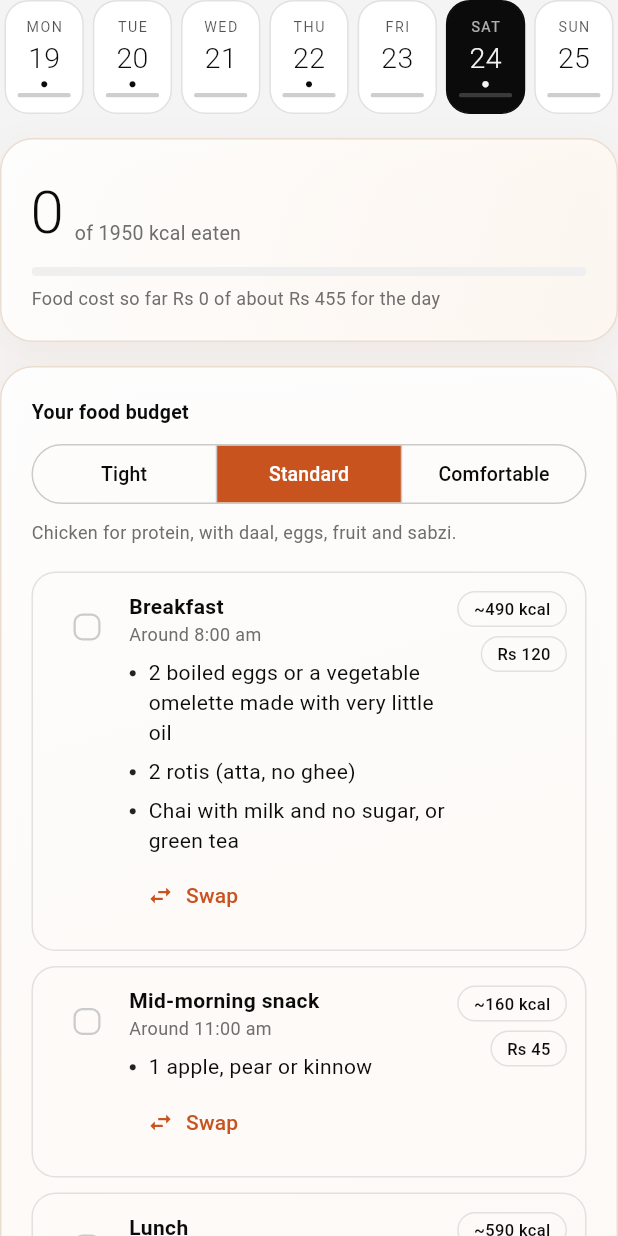
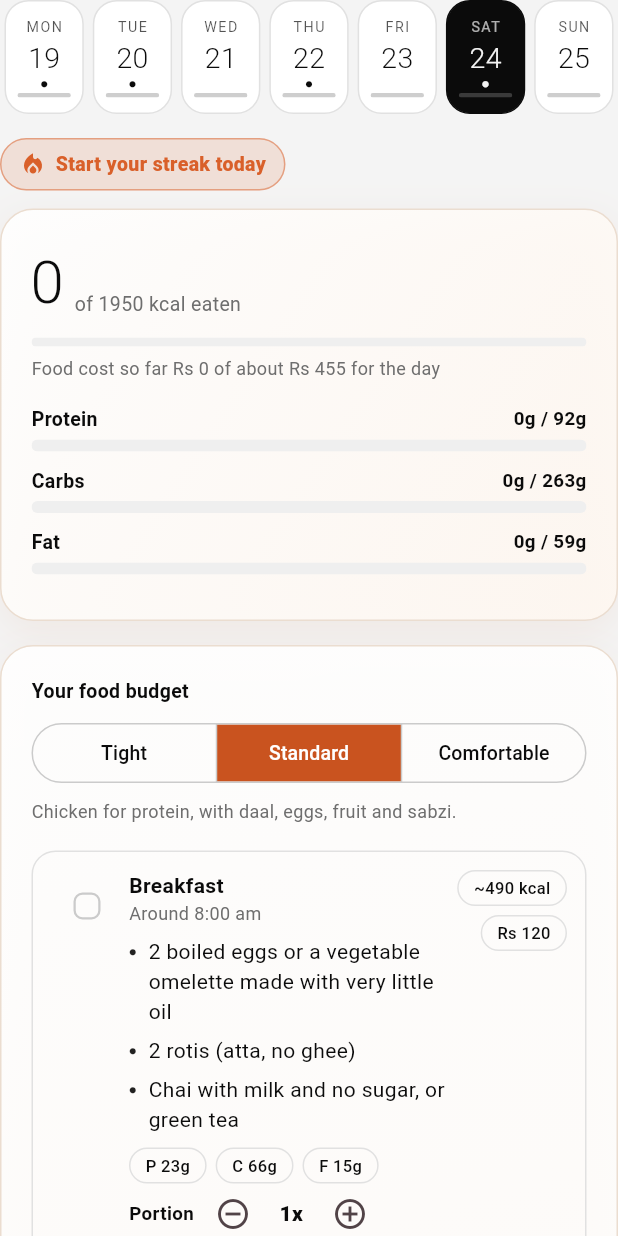
Before and after one commit to usamatech1/pureburn, a Flutter app: the DdietPage widget shown alone on an empty page, opened directly, on a phone screen of 412 x 824 dp. Run offline on Flutter 3.47's test engine with Material 3 defaults, Android fonts, the phone set to English and light mode, and no system bars; our stand-ins replace flutter_local_notifications, google_sign_in, local_auth, pedometer, permission_handler, share_plus and 2 more; missing offline and left inert: dart:html, health; accounts and stored records are empty.

Commit message:
Daily diet: macro meters, per-meal macro tags, portion stepper, water bottle with quick log, quick add, streak, day wrap-up, WhatsApp grocery share
Co-Authored-By: Claude Sonnet 5.5 <noreply@anthropic.com>
Claude-Session: https://claude.ai/code/session_01UnSAGRW2TjAb1brdbYaeEo

```diff
--- /dev/null
+++ b/lib/diet_extras.dart
@@ -0,0 +1,240 @@
+// Daily diet extras: macro meters, portion stepper, water bottle, quick add, day wrap-up.
+import 'dart:math' as math;
+import 'package:flutter/material.dart' hide Text;
+import 'package:url_launcher/url_launcher.dart';
+import 'package:flutter/services.dart';
+import 'dietfit.dart' show findFood;
+import 'foods.dart';
+import 'i18n.dart';
+import 'logic.dart';
+import 'main.dart' show app;
+import 'state.dart';
+import 'ui.dart';
+
+/// Opens WhatsApp with the text ready to send. Falls back to copying it.
+Future<void> shareWhatsApp(BuildContext context, String text) async {
+  var ok = false;
+  try {
+    ok = await launchUrl(Uri.parse('https://wa.me/?text=${Uri.encodeComponent(text)}'), mode: LaunchMode.externalApplication);
+  } catch (_) {}
+  if (!ok) {
+    await Clipboard.setData(ClipboardData(text: text));
+    if (context.mounted) {
+      ScaffoldMessenger.of(context).showSnackBar(const SnackBar(content: Text('Could not open WhatsApp. The text was copied, paste it in any chat.')));
+    }
+  }
+}
+
+/// Protein, carbs and fat eaten against the daily targets.
+class MacroMeters extends StatelessWidget {
+  final DayInfo info;
+  final Plan plan;
+  const MacroMeters({super.key, required this.info, required this.plan});
+
+  Widget _row(BuildContext context, String name, double eaten, int target, Color c) {
+    final f = target > 0 ? (eaten / target) : 0.0;
+    final over = f > 1.05;
+    return Padding(
+      padding: const EdgeInsets.only(bottom: 10),
+      child: Column(crossAxisAlignment: CrossAxisAlignment.start, children: [
+        Row(children: [
+          Text(name, style: const TextStyle(fontWeight: FontWeight.w700, fontSize: 13)),
+          const Spacer(),
+          Text('${eaten.round()}g / ${target}g', style: TextStyle(fontSize: 12.5, fontWeight: FontWeight.w600, color: over ? const Color(0xFFD64545) : null)),
+        ]),
+        const SizedBox(height: 4),
+        ClipRRect(
+          borderRadius: BorderRadius.circular(99),
+          child: TweenAnimationBuilder<double>(
+            tween: Tween<double>(begin: 0, end: f.isNaN ? 0.0 : f.clamp(0.0, 1.0)),
+            duration: const Duration(milliseconds: 700),
+            curve: Curves.easeOutCubic,
+            builder: (c2, v, _) => LinearProgressIndicator(value: v, minHeight: 8, color: over ? const Color(0xFFD64545) : c, backgroundColor: soft(context)),
+          ),
+        ),
+      ]),
+    );
+  }
+
+  @override
+  Widget build(BuildContext context) => Column(crossAxisAlignment: CrossAxisAlignment.start, children: [
+        _row(context, 'Protein', info.p, plan.pG, accent(context)),
+        _row(context, 'Carbs', info.c, plan.cG, const Color(0xFF2E9E6B)),
+        _row(context, 'Fat', info.f, plan.fG, const Color(0xFFB8860B)),
+      ]);
+}
+
+/// [-] 1x [+] for the size of a meal. 1x is the planned portion.
+class PortionStepper extends StatelessWidget {
+  final String mealId;
+  final double value;
+  const PortionStepper({super.key, required this.mealId, required this.value});
+
+  static const steps = [0.5, 0.75, 1.0, 1.25, 1.5, 2.0];
+
+  void _go(int dir) {
+    var i = steps.indexOf(value);
+    if (i < 0) i = 2;
+    final n = (i + dir).clamp(0, steps.length - 1);
+    buzz();
+    app.setPortion(mealId, steps[n]);
+  }
+
+  @override
+  Widget build(BuildContext context) {
+    final txt = value == value.roundToDouble() ? '${value.round()}x' : '${value}x';
+    return Row(mainAxisSize: MainAxisSize.min, children: [
+      const Text('Portion', style: TextStyle(fontSize: 12.5, fontWeight: FontWeight.w600)),
+      const SizedBox(width: 6),
+      IconButton(visualDensity: VisualDensity.compact, onPressed: value <= steps.first ? null : () => _go(-1), icon: const Icon(Icons.remove_circle_outline)),
+      SizedBox(width: 38, child: Text(txt, textAlign: TextAlign.center, style: const TextStyle(fontWeight: FontWeight.w800))),
+      IconButton(visualDensity: VisualDensity.compact, onPressed: value >= steps.last ? null : () => _go(1), icon: const Icon(Icons.add_circle_outline)),
+    ]);
+  }
+}
+
+/// A bottle that fills up with a moving wave as you drink.
+class WaterBottle extends StatefulWidget {
+  final int glasses;
+  final int goal;
+  const WaterBottle({super.key, required this.glasses, required this.goal});
+  @override
+  State<WaterBottle> createState() => _WaterBottleState();
+}
+
+class _WaterBottleState extends State<WaterBottle> with SingleTickerProviderStateMixin {
+  late final AnimationController _c = AnimationController(vsync: this, duration: const Duration(seconds: 3))..repeat();
+
+  @override
+  void dispose() {
+    _c.dispose();
+    super.dispose();
+  }
+
+  @override
+  Widget build(BuildContext context) {
+    final f = widget.goal > 0 ? (widget.glasses / widget.goal).clamp(0.0, 1.0) : 0.0;
+    final blue = const Color(0xFF3D8BFD);
+    return SizedBox(
+      width: 92,
+      height: 150,
+      child: TweenAnimationBuilder<double>(
+        tween: Tween<double>(begin: 0, end: f),
+        duration: const Duration(milliseconds: 800),
+        curve: Curves.easeOutCubic,
+        builder: (context, level, _) => AnimatedBuilder(
+          animation: _c,
+          builder: (context, _) => CustomPaint(
+            painter: _BottlePainter(level, _c.value, blue, Theme.of(context).dividerColor, soft(context)),
+            child: Center(
+              child: Text('${(widget.glasses * 0.25).toStringAsFixed(widget.glasses % 4 == 0 ? 0 : 2).replaceFirst(RegExp(r'0$'), '')} L', style: TextStyle(fontWeight: FontWeight.w800, fontSize: 15, color: level > 0.45 ? Colors.white : null)),
+            ),
+          ),
+        ),
+      ),
+    );
+  }
+}
+
+class _BottlePainter extends CustomPainter {
+  final double level, phase;
+  final Color water, outline, bg;
+  _BottlePainter(this.level, this.phase, this.water, this.outline, this.bg);
+  @override
+  void paint(Canvas canvas, Size s) {
+    final body = RRect.fromRectAndRadius(Rect.fromLTWH(4, 22, s.width - 8, s.height - 26), const Radius.circular(22));
+    final neck = RRect.fromRectAndRadius(Rect.fromLTWH(s.width / 2 - 14, 4, 28, 22), const Radius.circular(6));
+    canvas.drawRRect(body, Paint()..color = bg);
+    canvas.save();
+    canvas.clipRRect(body);
+    final top = body.top + body.height * (1 - level);
+    final path = Path()..moveTo(body.left, s.height);
+    path.lineTo(body.left, top);
+    for (double x = 0; x <= body.width; x += 2) {
+      path.lineTo(body.left + x, top + math.sin((x / body.width * 2 * math.pi) + phase * 2 * math.pi) * (level > 0 && level < 1 ? 4 : 0));
+    }
+    path.lineTo(body.right, s.height);
+    path.close();
+    canvas.drawPath(path, Paint()..color = water.withOpacity(0.9));
+    canvas.restore();
+    final line = Paint()..style = PaintingStyle.stroke..strokeWidth = 2.2..color = outline;
+    canvas.drawRRect(body, line);
+    canvas.drawRRect(neck, line);
+  }
+
+  @override
+  bool shouldRepaint(_BottlePainter o) => o.level != level || o.phase != phase;
+}
+
+/// One-tap logging of things that are not in the plan.
+class QuickAdd extends StatelessWidget {
+  final String date;
+  final VoidCallback onMore;
+  const QuickAdd({super.key, required this.date, required this.onMore});
+
+  static const ids = ['chai', 'green_tea', 'biscuit', 'samosa', 'lassi_sweet', 'rooh_afza'];
+
+  @override
+  Widget build(BuildContext context) {
+    final extra = app.dayInfo(date).dK;
+    return Column(crossAxisAlignment: CrossAxisAlignment.start, children: [
+      const H2('Quick add'),
+      const SizedBox(height: 2),
+      const Muted('Ate or drank something that is not in your plan? Add it in one tap. Your plan stays as it is.', size: 12.5),
+      const SizedBox(height: 10),
+      Wrap(spacing: 8, runSpacing: 8, children: [
+        for (final id in ids)
+          if (findFood(id, app.customFoods) != null)
+            ActionChip(
+              avatar: const Icon(Icons.add, size: 16),
+              label: Text(findFood(id, app.customFoods)!.name.split(' with').first.split(',').first),
+              onPressed: () {
+                buzz();
+                final fd = findFood(id, app.customFoods)!;
+                app.addFood(date, FoodEntry(id, 1, 'Snack'));
+                ScaffoldMessenger.of(context).showSnackBar(SnackBar(content: Text('Added ${fd.name} (about ${fd.kcal.round()} kcal).')));
+              },
+            ),
+        ActionChip(avatar: const Icon(Icons.search, size: 16), label: const Text('More foods'), onPressed: onMore),
+      ]),
+      if (extra > 0) ...[const SizedBox(height: 10), Muted('Extra logged today: $extra kcal', size: 12.5)],
+    ]);
+  }
+}
+
+/// Shown once every meal of the day is ticked.
+class DayWrap extends StatelessWidget {
+  final DayInfo info;
+  final Plan plan;
+  const DayWrap({super.key, required this.info, required this.plan});
+  Widget _p(String t) => Container(
+        padding: const EdgeInsets.symmetric(horizontal: 10, vertical: 4),
+        decoration: BoxDecoration(color: Colors.white.withOpacity(0.14), borderRadius: BorderRadius.circular(20)),
+        child: Text(t, style: const TextStyle(fontSize: 12, fontWeight: FontWeight.w700, color: Colors.white)),
+      );
+
+  @override
+  Widget build(BuildContext context) {
+    final diff = info.kcal - plan.kcal;
+    final note = diff.abs() <= 100 ? 'Right on your calorie target.' : diff > 0 ? '${diff} kcal above your target. A short walk helps.' : '${-diff} kcal under your target. Add a healthy snack if you are still hungry.';
+    return Box(
+      dark: true,
+      child: Column(crossAxisAlignment: CrossAxisAlignment.start, children: [
+        const Row(children: [
+          Icon(Icons.nightlight_round, color: Colors.white),
+          SizedBox(width: 10),
+          Expanded(child: Text('All meals done. Great day!', style: TextStyle(fontWeight: FontWeight.w800, fontSize: 18))),
+        ]),
+        const SizedBox(height: 12),
+        Wrap(spacing: 8, runSpacing: 8, children: [
+          _p('${info.kcal} kcal eaten'),
+          _p('${info.steps} steps'),
+          _p(info.exT > 0 ? 'Workout ${info.exD}/${info.exT}' : 'Rest day'),
+          _p('Water ${info.water}/${info.wg}'),
+        ]),
+        const SizedBox(height: 10),
+        Text(note, style: const TextStyle(color: Color(0xFFA6A6A6), fontSize: 12.5)),
+      ]),
+    );
+  }
+}
--- a/lib/logic.dart
+++ b/lib/logic.dart
@@ -77,7 +77,8 @@ class DayLog {
   int steps = 0;
   double sleep = 0; // hours slept the night before
   int sleepQ = 0; // 1 to 5
-  Map<String, dynamic> toJson() => {'ex': ex.toList(), 'meal': meal.toList(), 'water': water, 'steps': steps, 'sleep': sleep, 'sleepQ': sleepQ};
+  Map<String, double> pm = {}; // portion size of each planned meal, 1.0 is as planned
+  Map<String, dynamic> toJson() => {'ex': ex.toList(), 'meal': meal.toList(), 'water': water, 'steps': steps, 'sleep': sleep, 'sleepQ': sleepQ, if (pm.isNotEmpty) 'pm': pm};
   static DayLog fromJson(Map<String, dynamic> j) {
     final d = DayLog();
     d.ex = Set<String>.from((j['ex'] ?? []) as List);
@@ -86,6 +87,8 @@ class DayLog {
     d.steps = (j['steps'] ?? 0).toInt();
     d.sleep = ((j['sleep'] ?? 0) as num).toDouble();
     d.sleepQ = ((j['sleepQ'] ?? 0) as num).toInt();
+    final pmj = j['pm'];
+    if (pmj is Map) d.pm = {for (final e in pmj.entries) '${e.key}': (e.value as num).toDouble()};
     return d;
   }
 }
--- a/lib/pages.dart
+++ b/lib/pages.dart
@@ -13,6 +13,7 @@ import 'health_pages.dart';
 import 'services.dart';
 import 'ui.dart';
 import 'dex_extras.dart';
+import 'diet_extras.dart';
 
 class ModuleView extends StatelessWidget {
   final String id;
@@ -1140,8 +1141,11 @@ class DdietPage extends StatelessWidget {
     final date = app.selDate;
     final L = app.logs[date];
     final info = app.dayInfo(date);
+    final allDone = info.mT > 0 && info.mD == info.mT;
     return Column(crossAxisAlignment: CrossAxisAlignment.start, children: [
       WeekStrip(),
+      Align(alignment: Alignment.centerLeft, child: streakChip(context)),
+      _gap(12),
       Box(
         child: Column(crossAxisAlignment: CrossAxisAlignment.start, children: [
           Row(crossAxisAlignment: CrossAxisAlignment.end, children: [
@@ -1153,6 +1157,8 @@ class DdietPage extends StatelessWidget {
           Bar(info.kcal / d.plan!.kcal),
           const SizedBox(height: 6),
           Muted('Food cost so far ${rs(info.cost, 5)} of about ${rs(d.diet!.daily, 5)} for the day', size: 12),
+          const SizedBox(height: 16),
+          MacroMeters(info: info, plan: d.plan!),
         ]),
       ),
       _gap(),
@@ -1160,20 +1166,33 @@ class DdietPage extends StatelessWidget {
         child: Column(crossAxisAlignment: CrossAxisAlignment.start, children: [
           _budget(),
           for (final m in d.diet!.meals)
-            TaskRow(
-              done: L != null && L.meal.contains(m.id),
-              onChanged: (v) => app.tick('meal', m.id, v),
-              body: Column(crossAxisAlignment: CrossAxisAlignment.start, children: [
-                Text(m.name, style: const TextStyle(fontWeight: FontWeight.w600)),
-                Muted(m.time, size: 12),
-                const SizedBox(height: 4),
-                Bullets(m.items),
-                Align(alignment: AlignmentDirectional.centerStart, child: TextButton.icon(onPressed: () => showSwapSheet(context, m), icon: const Icon(Icons.swap_horiz, size: 18), label: const Text('Swap'))),
-              ]),
-              trailing: Column(crossAxisAlignment: CrossAxisAlignment.end, children: [Pill('~${m.kcal} kcal'), const SizedBox(height: 6), Pill(rs(m.cost, 5))]),
-            ),
+            Builder(builder: (context) {
+              final pf = L?.pm[m.id] ?? 1.0;
+              return TaskRow(
+                done: L != null && L.meal.contains(m.id),
+                onChanged: (v) { buzz(); app.tick('meal', m.id, v); },
+                body: Column(crossAxisAlignment: CrossAxisAlignment.start, children: [
+                  Text(m.name, style: const TextStyle(fontWeight: FontWeight.w600)),
+                  Muted(m.time, size: 12),
+                  const SizedBox(height: 4),
+                  Bullets(m.items),
+                  const SizedBox(height: 6),
+                  Wrap(spacing: 6, runSpacing: 6, children: [
+                    Pill('P ${(m.mp * pf).round()}g'),
+                    Pill('C ${(m.mc * pf).round()}g'),
+                    Pill('F ${(m.mf * pf).round()}g'),
+                  ]),
+                  Wrap(crossAxisAlignment: WrapCrossAlignment.center, spacing: 4, children: [
+                    PortionStepper(mealId: m.id, value: pf),
+                    TextButton.icon(onPressed: () => showSwapSheet(context, m), icon: const Icon(Icons.swap_horiz, size: 18), label: const Text('Swap')),
+                  ]),
+                  if (pf != 1.0) Muted('Portion changed. Calories and macros below are scaled.', size: 11.5),
+                ]),
+                trailing: Column(crossAxisAlignment: CrossAxisAlignment.end, children: [Pill('~${(m.kcal * pf).round()} kcal'), const SizedBox(height: 6), Pill(rs(m.cost * pf, 5))]),
+              );
+            }),
           Wrap(spacing: 10, children: [
-            FilledButton(onPressed: () => app.markAll('meal', true), child: const Text('I ate everything')),
+            FilledButton(onPressed: () { buzz(); app.markAll('meal', true); }, child: const Text('I ate everything')),
             OutlinedButton(onPressed: () => app.markAll('meal', false), child: const Text('Clear')),
           ]),
         ]),
@@ -1182,26 +1201,38 @@ class DdietPage extends StatelessWidget {
       Box(
         child: Column(crossAxisAlignment: CrossAxisAlignment.start, children: [
           const H2('Water'),
-          Muted('${info.water} of ${info.wg} glasses (250 ml each). Tap a glass to fill up to it.'),
+          const SizedBox(height: 4),
+          Muted('${info.water} of ${info.wg} glasses (250 ml each). Goal ${(info.wg * 0.25).toStringAsFixed(info.wg % 4 == 0 ? 0 : 2).replaceFirst(RegExp(r'0$'), '')} litres.', size: 12.5),
           const SizedBox(height: 12),
-          Wrap(spacing: 8, runSpacing: 8, children: [
-            for (var i = 0; i < info.wg; i++)
-              InkWell(
-                borderRadius: BorderRadius.circular(12),
-                onTap: () => app.setWater(i),
-                child: Container(
-                  width: 44,
-                  height: 52,
-                  decoration: BoxDecoration(
-                    color: i < info.water ? fg(context) : soft(context),
-                    borderRadius: BorderRadius.circular(12),
-                    border: Border.all(color: i < info.water ? fg(context) : Theme.of(context).colorScheme.outline, width: 1.5),
-                  ),
-                ),
-              ),
+          Row(crossAxisAlignment: CrossAxisAlignment.center, children: [
+            WaterBottle(glasses: info.water, goal: info.wg),
+            const SizedBox(width: 18),
+            Expanded(
+              child: Column(crossAxisAlignment: CrossAxisAlignment.stretch, children: [
+                FilledButton.icon(onPressed: () { buzz(); app.addWater(1); }, icon: const Icon(Icons.water_drop_outlined), label: const Text('+250 ml  (glass)')),
+                const SizedBox(height: 8),
+                FilledButton.tonalIcon(onPressed: () { buzz(); app.addWater(2); }, icon: const Icon(Icons.local_drink_outlined), label: const Text('+500 ml  (bottle)')),
+                const SizedBox(height: 8),
+                OutlinedButton.icon(onPressed: info.water == 0 ? null : () { app.addWater(-1); }, icon: const Icon(Icons.undo), label: const Text('Undo 250 ml')),
+              ]),
+            ),
           ]),
+          const SizedBox(height: 8),
+          const Muted('Want a nudge? Turn on water reminders in Settings.', size: 12),
         ]),
       ),
+      _gap(),
+      Box(child: QuickAdd(date: date, onMore: () => app.go('foods'))),
+      _gap(),
+      Box(
+        child: Row(children: [
+          const Icon(Icons.shopping_basket_outlined),
+          const SizedBox(width: 12),
+          const Expanded(child: Text('Weekly grocery list from your meals', style: TextStyle(fontWeight: FontWeight.w600))),
+          TextButton(onPressed: () => app.go('shop'), child: const Text('Open')),
+        ]),
+      ),
+      if (allDone) ...[_gap(), DayWrap(info: info, plan: d.plan!)],
       _gap(),
       _dietRecord(context),
     ]);
--- a/lib/state.dart
+++ b/lib/state.dart
@@ -392,12 +392,13 @@ class AppState extends ChangeNotifier {
       i.mT = d.diet!.meals.length;
       for (final m in d.diet!.meals) {
         if (L != null && L.meal.contains(m.id)) {
+          final pf = L.pm[m.id] ?? 1.0;
           i.mD++;
-          i.kcal += m.kcal;
-          i.cost += m.cost;
-          i.p += m.mp;
-          i.c += m.mc;
-          i.f += m.mf;
+          i.kcal += (m.kcal * pf).round();
+          i.cost += m.cost * pf;
+          i.p += m.mp * pf;
+          i.c += m.mc * pf;
+          i.f += m.mf * pf;
         }
       }
     }
@@ -462,6 +463,22 @@ class AppState extends ChangeNotifier {
     } else {
       set.removeAll(ids);
     }
+    save();
+  }
+
+  void setPortion(String mealId, double f) {
+    final L = log(selDate);
+    if (f == 1.0) {
+      L.pm.remove(mealId);
+    } else {
+      L.pm[mealId] = f;
+    }
+    save();
+  }
+
+  void addWater(int glasses) {
+    final L = log(selDate);
+    L.water = (L.water + glasses).clamp(0, 40);
     save();
   }
 
```
Also changed, not shown: lib/nutrition_pages.dart (+7 -0 lines).
